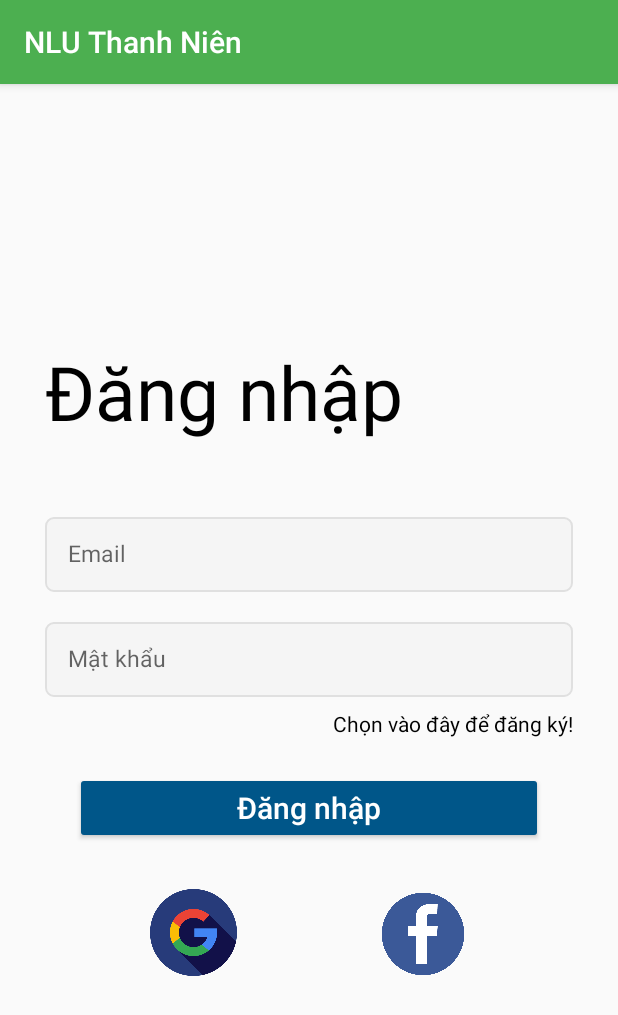
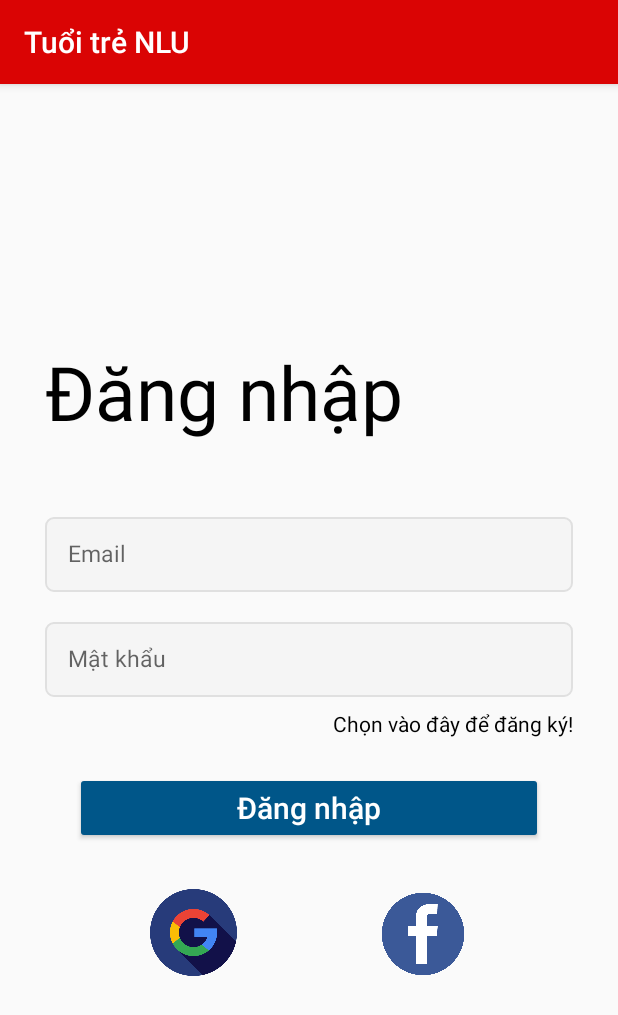
Before and after one commit to TranMinhTuyen-20130459/App_Tin_Tuc, an Android app: the LoginActivity screen opened directly, with no data from a screen before it, on a phone screen of 412 x 824 dp. Shown: the top 1015 px of the screen. Run offline under Robolectric (Android 15) with nearby library versions, the phone set to English and light mode, and no system bars; our stand-ins replace Firebase (no records; nobody signed in at launch, a user with empty details on screens opened directly); network calls fail; Roboto replaces fonts that are not available here.

Commit message:
đổi tên App và màu chủ đạo của App

```diff
--- a/app/src/main/res/values/colors.xml
+++ b/app/src/main/res/values/colors.xml
@@ -11,7 +11,7 @@
     <color name="colorPrimaryDark">#005689</color>
     <color name="colorAccent">#FF4081</color>
 
-    <color name="swipe_color_1">#4CAF50</color>
+    <color name="swipe_color_1">#DA0404</color>
     <color name="swipe_color_2">#03A9F4</color>
     <color name="swipe_color_3">#FFC107</color>
     <color name="swipe_color_4">#FF5722</color>
--- a/app/src/main/res/values/strings.xml
+++ b/app/src/main/res/values/strings.xml
@@ -1,5 +1,5 @@
 <resources>
-    <string name="app_name">NLU Thanh Niên</string>
+    <string name="app_name">Tuổi trẻ NLU</string>
     <string name="home">Trang chủ</string>
     <string name="profile">Cá nhân</string>
     <string name="widget">Tiện ích</string>
```
